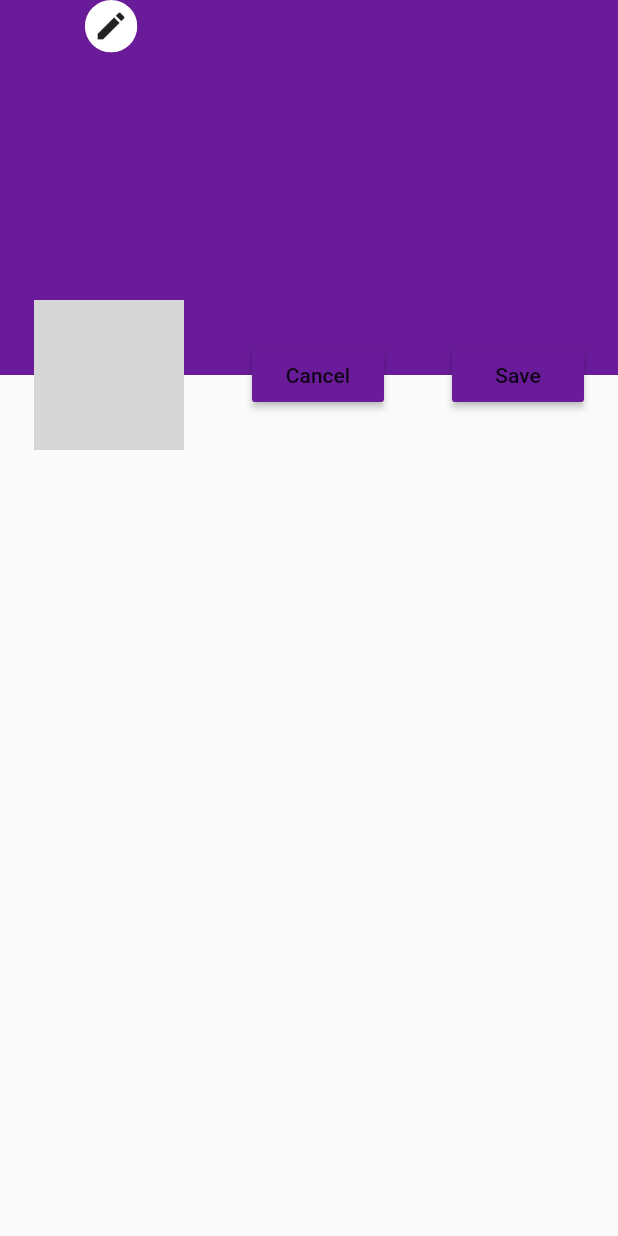
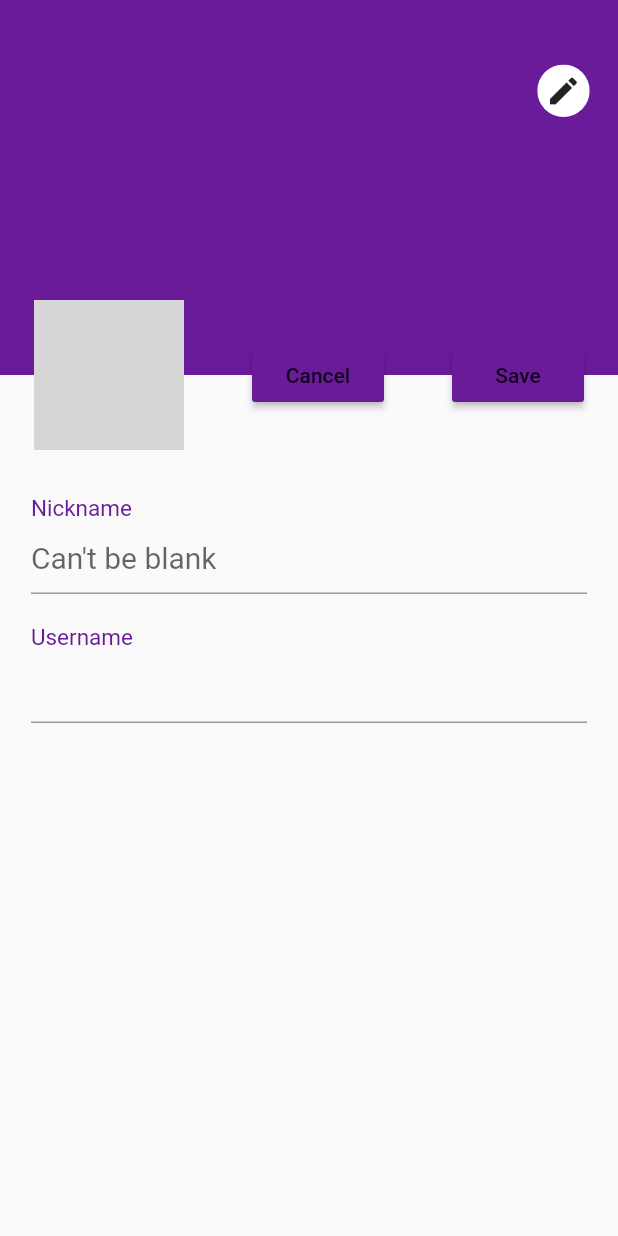
Before and after one commit to jgerega107/openchat, a Flutter app: the ProfileScreen screen opened directly, after a tap on "Edit", on a phone screen of 412 x 824 dp. Run offline on Flutter 3.47's test engine with Material 2 defaults, Android fonts, the phone set to English and light mode, and no system bars; our stand-ins replace cloud_firestore, firebase_auth, flutter_signin_button, flutter_spinkit, google_sign_in; accounts and stored records are empty; network calls fail; grey boxes are pictures that could not be loaded.

Commit message:
Finished preliminary profile/editing design.

```diff
--- a/lib/profile.dart
+++ b/lib/profile.dart
@@ -38,8 +38,8 @@ class ProfileScreen extends StatelessWidget {
             )
           ],
         ),
+        _UsernameSelection(),
         _HandleSelection(),
-        _UsernameSelection()
       ],
     ));
   }
--- a/lib/profileedits.dart
+++ b/lib/profileedits.dart
@@ -16,9 +16,12 @@ class ProfileEditScreen extends StatelessWidget {
           children: <Widget>[
             Stack(
               children: <Widget>[
-                _ProfileBackgroundSelection(),
-                Align(
-                  alignment: Alignment(-.7, -.5), //TODO: need to fix alignment bs
+                Container(
+                  child: _ProfileBackgroundSelection(),
+                ),
+                Container(
+                  height: 250,
+                  alignment: Alignment(.9, -.6),
                   child: ClipOval(
                     child: Material(
                       color: Colors.white, // button color
@@ -83,8 +86,11 @@ class ProfileEditScreen extends StatelessWidget {
             )
           ],
         ),
+        Padding(
+          padding: EdgeInsets.only(bottom:20),
+          child: _UsernameSelection(),
+        ),
         _HandleSelection(),
-        _UsernameSelection()
       ],
     ));
   }
@@ -143,9 +149,29 @@ class _UsernameSelection extends StatelessWidget {
         builder:
             (BuildContext context, AsyncSnapshot<DocumentSnapshot> userinfo) {
           if (userinfo.hasData) {
-            return Text(
-              userinfo.data["uname"],
-              style: TextStyle(fontWeight: FontWeight.bold, fontSize: 40),
+            return Container(
+              width: MediaQuery.of(context).size.width * 0.9,
+              child: Column(
+                children: <Widget>[
+                  Align(
+                    child: Text(
+                      "Nickname",
+                      style: TextStyle(
+                          fontSize: 15, color: Theme.of(context).primaryColor),
+                    ),
+                    alignment: Alignment.centerLeft,
+                  ),
+                  TextField(
+                    style: TextStyle(fontSize: 20),
+                    decoration: InputDecoration(
+                        border: new UnderlineInputBorder(
+                            borderSide: new BorderSide(color:Theme.of(context).primaryColor)),
+                        hintText: 'Can\'t be blank'),
+                    controller:
+                        TextEditingController(text: userinfo.data['uname']),
+                  )
+                ],
+              ),
             );
           }
           return SpinKitWanderingCubes(color: Colors.white, size: 15);
@@ -160,9 +186,28 @@ class _HandleSelection extends StatelessWidget {
       builder:
           (BuildContext context, AsyncSnapshot<DocumentSnapshot> userinfo) {
         if (userinfo.hasData) {
-          return Text(
-            userinfo.data["handle"],
-            style: TextStyle(fontSize: 18),
+          return Container(
+            width: MediaQuery.of(context).size.width * 0.9,
+            child: Column(
+              children: <Widget>[
+                Align(
+                  child: Text(
+                    "Username",
+                    style: TextStyle(
+                        fontSize: 15, color: Theme.of(context).primaryColor),
+                  ),
+                  alignment: Alignment.centerLeft,
+                ),
+                TextField(
+                  style: TextStyle(fontSize: 20),
+                  decoration: InputDecoration(
+                      border: new UnderlineInputBorder(
+                          borderSide: new BorderSide(color: Theme.of(context).primaryColor))),
+                  controller:
+                      TextEditingController(text: userinfo.data['handle']),
+                )
+              ],
+            ),
           );
         } else {
           return SpinKitWanderingCubes(color: Colors.white, size: 15);
```
